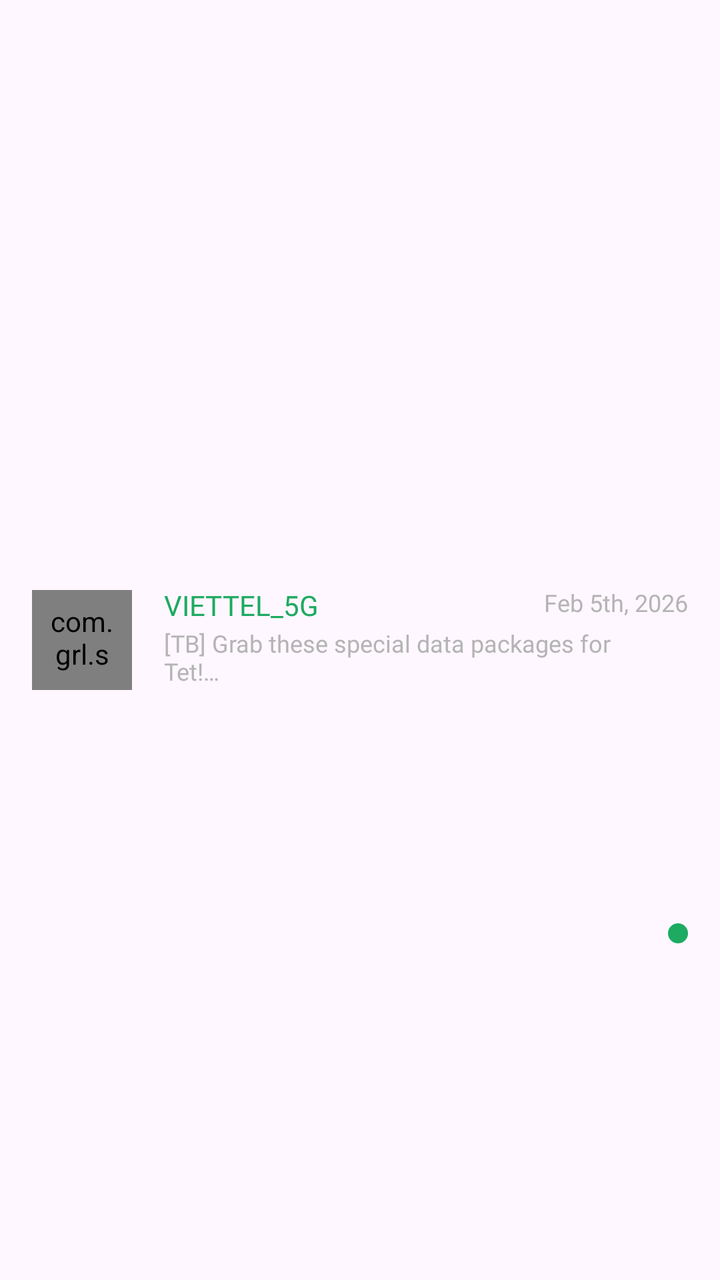
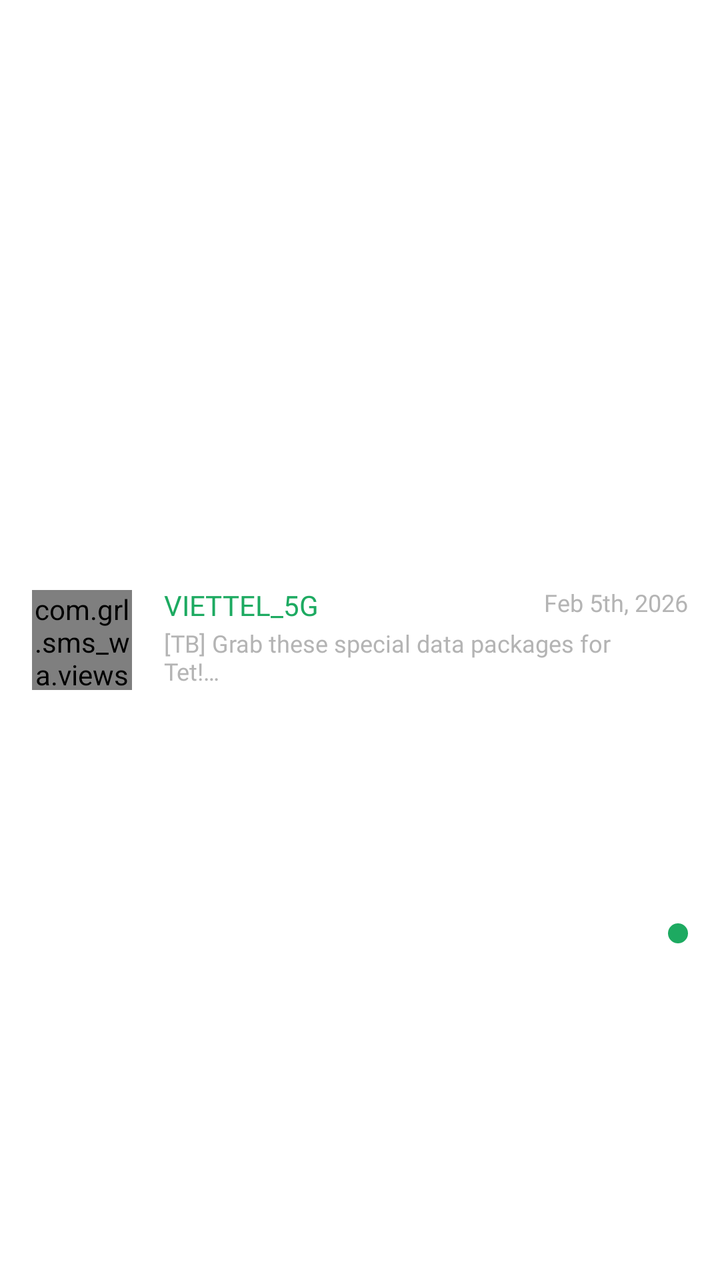

The first picture is an Android layout as it rendered before a commit; the second is the same layout after the commit. The layout source and the unified diff follow.
<!-- AndroidManifest.xml: application theme Theme.MyApplication -->
<!-- res/layout/item_message.xml -->
<?xml version="1.0" encoding="utf-8"?>
<androidx.constraintlayout.widget.ConstraintLayout xmlns:android="http://schemas.android.com/apk/res/android"
    xmlns:app="http://schemas.android.com/apk/res-auto"
    android:layout_width="match_parent"
    android:layout_height="wrap_content"
    android:background="?attr/selectableItemBackground"
    android:padding="@dimen/size16">

    <RelativeLayout
        android:id="@+id/rlAvatar"
        android:layout_width="@dimen/size50"
        android:layout_height="@dimen/size50"
        app:layout_constraintBottom_toBottomOf="parent"
        app:layout_constraintStart_toStartOf="parent"
        app:layout_constraintTop_toTopOf="parent">

        <com.grl.sms_wa.views.RoundImageView
            android:id="@+id/ivAvatar"
            android:layout_width="match_parent"
            android:layout_height="match_parent"
            android:padding="@dimen/size6"
            android:src="@drawable/ic_person"
            app:bgColor="@color/col_main"
            app:isOval="true" />

        <TextView
            android:id="@+id/tvFirstName"
            style="@style/TextView_5"
            android:layout_width="wrap_content"
            android:layout_height="wrap_content"
            android:layout_centerInParent="true"
            android:includeFontPadding="false"
            android:text="@string/txt_empty" />
    </RelativeLayout>

    <TextView
        android:id="@+id/tvSender"
        style="@style/TextView_7"
        android:layout_width="0dp"
        android:layout_marginStart="@dimen/size16"
        android:text="@string/txt_viettel_5g"
        android:textColor="@color/col_main"
        android:textSize="@dimen/size14"
        app:layout_constraintEnd_toStartOf="@+id/tvDate"
        app:layout_constraintStart_toEndOf="@+id/rlAvatar"
        app:layout_constraintTop_toTopOf="@+id/rlAvatar" />

    <TextView
        android:id="@+id/tvMessage"
        style="@style/TextView_4"
        android:layout_width="0dp"
        android:layout_marginTop="@dimen/size4"
        android:ellipsize="end"
        android:maxLines="2"
        android:text="@string/txt_message_placeholder"
        android:textColor="@color/grey"
        android:textSize="@dimen/size12"
        app:layout_constraintEnd_toStartOf="@+id/ivUnread"
        app:layout_constraintHorizontal_bias="0"
        app:layout_constraintStart_toStartOf="@+id/tvSender"
        app:layout_constraintTop_toBottomOf="@+id/tvSender" />

    <TextView
        android:id="@+id/tvDate"
        style="@style/TextView_4"
        android:text="@string/txt_date_placeholder"
        android:textColor="@color/grey"
        android:textSize="@dimen/size12"
        app:layout_constraintEnd_toEndOf="parent"
        app:layout_constraintTop_toTopOf="@+id/tvSender" />

    <View
        android:id="@+id/ivUnread"
        android:layout_width="@dimen/size10"
        android:layout_height="@dimen/size10"
        android:background="@drawable/bg_circle_green"
        app:layout_constraintBottom_toBottomOf="parent"
        app:layout_constraintEnd_toEndOf="parent"
        app:layout_constraintTop_toBottomOf="@+id/tvDate" />

</androidx.constraintlayout.widget.ConstraintLayout>
<!-- resources referenced by this layout -->
<resources>
  <color name="col_main">#1DAA61</color>
  <color name="grey">#B4B4B4</color>
  <dimen name="size10">10dp</dimen>
  <dimen name="size12">12dp</dimen>
  <dimen name="size14">14dp</dimen>
  <dimen name="size16">16dp</dimen>
  <dimen name="size4">4dp</dimen>
  <dimen name="size50">50dp</dimen>
  <dimen name="size6">6dp</dimen>
  <!-- drawable bg_circle_green (drawable) -->
  <?xml version="1.0" encoding="utf-8"?>
  <shape xmlns:android="http://schemas.android.com/apk/res/android"
      android:shape="oval">
      <solid android:color="@color/col_main" />
  </shape>
  <string name="txt_date_placeholder">Feb 5th, 2026</string>
  <string name="txt_empty" translatable="false" />
  <string name="txt_message_placeholder">[TB] Grab these special data packages for Tet!…</string>
  <string name="txt_viettel_5g">VIETTEL_5G</string>
  <style name="TextView_4">
          <item name="android:layout_width">wrap_content</item>
          <item name="android:layout_height">wrap_content</item>
          <item name="android:textColor">@color/black</item>
          <item name="android:textAllCaps">false</item>
          <item name="android:includeFontPadding">false</item>
          <item name="android:fontFamily">@font/font_400</item>
          <item name="android:textSize">@dimen/size14</item>
      </style>
  <style name="TextView_5">
          <item name="android:layout_width">wrap_content</item>
          <item name="android:layout_height">wrap_content</item>
          <item name="android:textColor">@color/black</item>
          <item name="android:textAllCaps">false</item>
          <item name="android:fontFamily">@font/font_500</item>
          <item name="android:includeFontPadding">false</item>
          <item name="android:textSize">@dimen/size14</item>
      </style>
  <style name="TextView_7">
          <item name="android:layout_width">wrap_content</item>
          <item name="android:layout_height">wrap_content</item>
          <item name="android:includeFontPadding">false</item>
          <item name="android:textAllCaps">false</item>
          <item name="android:textColor">@color/black</item>
          <item name="android:fontFamily">@font/font_700</item>
          <item name="android:textSize">@dimen/size16</item>
      </style>
  <style name="Theme.MyApplication" parent="Base.Theme.MyApplication" />
  <color name="black">#FF000000</color>
  <style name="Base.Theme.MyApplication" parent="Theme.Material3.DayNight.NoActionBar">
          
          <item name="colorPrimary">@color/white</item>
          <item name="colorPrimaryDark">@color/white</item>
          <item name="android:statusBarColor">@color/white</item>
          <item name="android:windowLightStatusBar">true</item>
          <item name="android:windowFullscreen">false</item>
          <item name="colorAccent">@color/black</item>
          <item name="android:splitMotionEvents">false</item>
          <item name="android:windowEnableSplitTouch">false</item>
          <item name="android:colorControlHighlight">@color/col_select</item>
          <item name="bottomSheetDialogTheme">@style/AppBottomSheetDialogTheme</item>
      </style>
  <color name="white">#FFFFFFFF</color>
  <color name="col_select">#CD666666</color>
  <style name="AppBottomSheetDialogTheme" parent="Theme.Design.Light.BottomSheetDialog">
          <item name="bottomSheetStyle">@style/AppModalStyle</item>
      </style>
  <style name="AppModalStyle" parent="Widget.Design.BottomSheet.Modal">
          <item name="android:background">@drawable/bg_border_bottom_sheet</item>
      </style>
  <!-- drawable bg_border_bottom_sheet (drawable) -->
  <?xml version="1.0" encoding="utf-8"?>
  <shape xmlns:android="http://schemas.android.com/apk/res/android"
      android:shape="rectangle">
      <corners
          android:topLeftRadius="@dimen/size24"
          android:topRightRadius="@dimen/size24" />
      <solid android:color="@color/white" />
  </shape>
  <dimen name="size24">24dp</dimen>
  <!-- unchanged entries left out for length: 1 -->
</resources>

<!-- the commit's change to res/layout/item_message.xml (unified diff, before → after) -->
@@ -18,8 +18,8 @@
             android:id="@+id/ivAvatar"
             android:layout_width="match_parent"
             android:layout_height="match_parent"
-            android:padding="@dimen/size6"
             android:src="@drawable/ic_person"
+            android:scaleType="centerCrop"
             app:bgColor="@color/col_main"
             app:isOval="true" />
 
<!-- resource entries referenced after the edit -->
@@ -8,7 +8,6 @@
   <dimen name="size16">16dp</dimen>
   <dimen name="size4">4dp</dimen>
   <dimen name="size50">50dp</dimen>
-  <dimen name="size6">6dp</dimen>
   <!-- drawable bg_circle_green (drawable) -->
   <?xml version="1.0" encoding="utf-8"?>
   <shape xmlns:android="http://schemas.android.com/apk/res/android"
@@ -60,6 +59,7 @@
           <item name="android:windowEnableSplitTouch">false</item>
           <item name="android:colorControlHighlight">@color/col_select</item>
           <item name="bottomSheetDialogTheme">@style/AppBottomSheetDialogTheme</item>
+          <item name="android:windowBackground">@color/white</item>
       </style>
   <color name="white">#FFFFFFFF</color>
   <color name="col_select">#CD666666</color>
